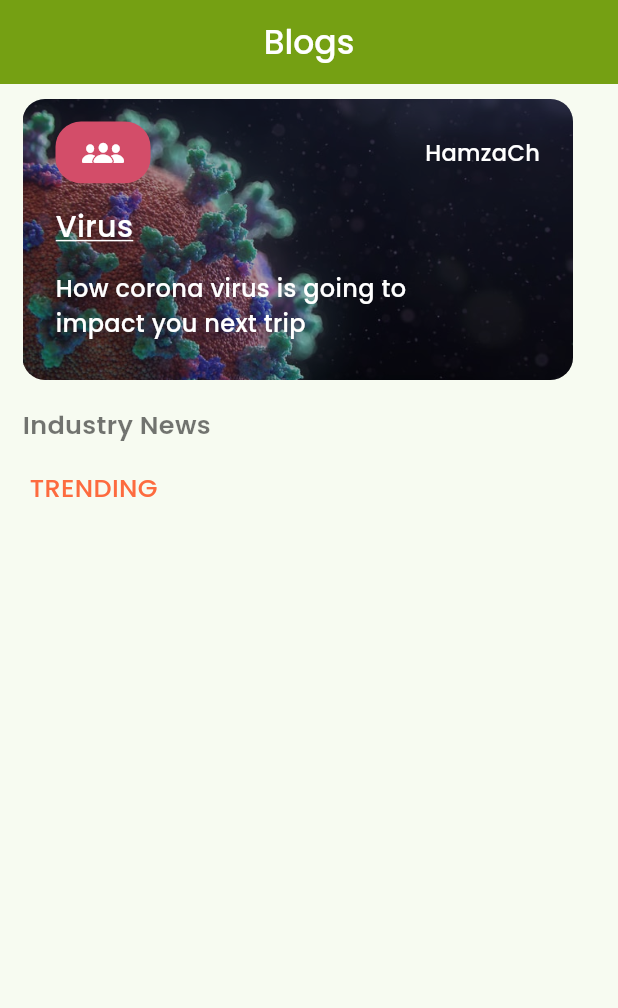
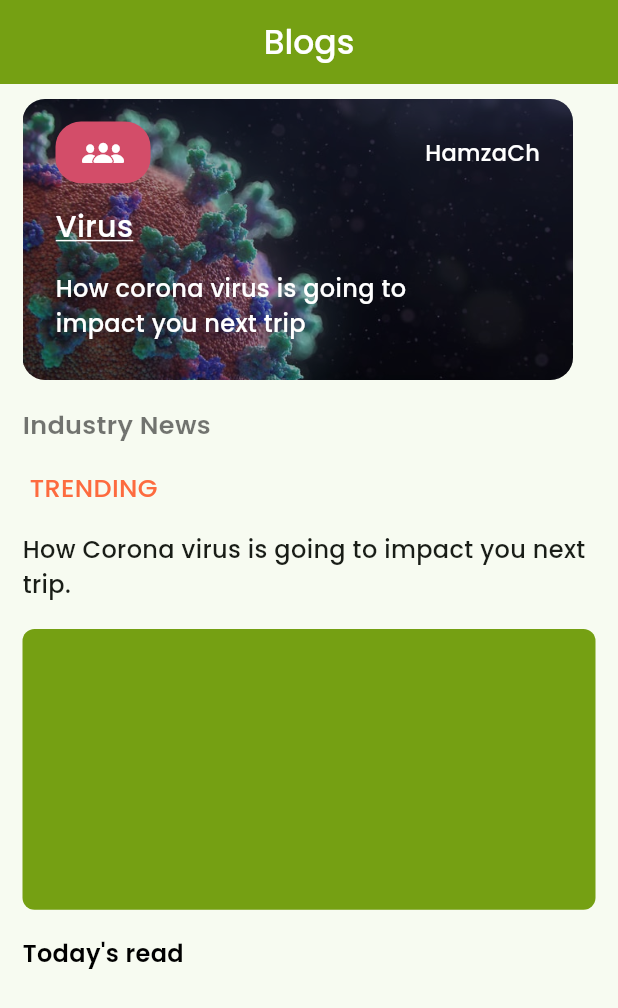
Before and after one commit to HAMZA-CH420/Acaste, a Flutter app: the BlogScreen screen opened directly, on a phone screen of 412 x 824 dp. Shown: the top 1008 px of the screen. Run offline on Flutter 3.47's test engine with Material 3 defaults, Android fonts, the phone set to English and light mode, and no system bars; our stand-ins replace google_fonts, iconsax.

Commit message:
minor changes

```diff
--- a/lib/Features/BlogScreen/blog_screen.dart
+++ b/lib/Features/BlogScreen/blog_screen.dart
@@ -1,3 +1,4 @@
+import 'package:acaste/Features/BlogScreen/widgets/today_read.dart';
 import 'package:acaste/Features/BlogScreen/widgets/updates.dart';
 import 'package:acaste/UiHelpers/ColorPalette/color_palette.dart';
 import 'package:flutter/material.dart';
@@ -8,6 +9,7 @@ class BlogScreen extends StatelessWidget {
 
   @override
   Widget build(BuildContext context) {
+    final size = MediaQuery.sizeOf(context);
     return Scaffold(
       appBar: AppBar(
         title: Text(
@@ -25,6 +27,7 @@ class BlogScreen extends StatelessWidget {
           horizontal: 15,
           vertical: 10,
         ),
+        child: SingleChildScrollView(
           child: Column(
             crossAxisAlignment: CrossAxisAlignment.start,
             spacing: 18,
@@ -46,7 +49,24 @@ class BlogScreen extends StatelessWidget {
                   color: Color(0XFFFD6B3F),
                 ),
               ),
+              Text(
+                "How Corona virus is going to impact you next trip.",
+                style: GoogleFonts.poppins(
+                  fontWeight: FontWeight.w500,
+                  fontSize: 16,
+                ),
+              ),
+              Container(
+                height: size.height / 4.4,
+                width: size.width,
+                decoration: BoxDecoration(
+                  borderRadius: BorderRadius.circular(8),
+                  color: Palette.primaryColor,
+                ),
+              ),
+              TodayRead(),
             ],
+          ),
         ),
       ),
     );
--- /dev/null
+++ b/lib/Features/BlogScreen/widgets/today_read.dart
@@ -0,0 +1,22 @@
+import 'package:flutter/material.dart';
+import 'package:google_fonts/google_fonts.dart';
+
+class TodayRead extends StatelessWidget {
+  const TodayRead({super.key});
+
+  @override
+  Widget build(BuildContext context) {
+    return Column(
+      children: [
+        Text(
+          "Today's read",
+          style: GoogleFonts.poppins(
+            fontSize: 16,
+            fontWeight: FontWeight.w600,
+            color: Colors.black,
+          ),
+        ),
+      ],
+    );
+  }
+}
```
Lines whose indentation alone changed are shown as unchanged.
